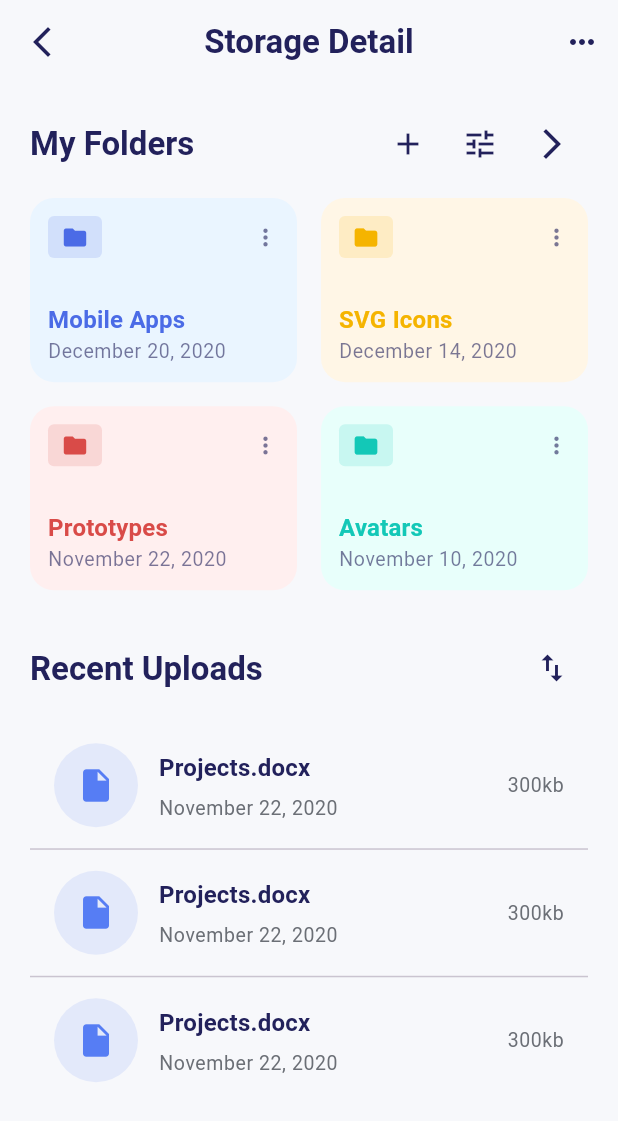
After one commit to Alfian57/file-pod, a Flutter app: the StorageDetailScreen screen opened by its route, on a phone screen of 412 x 824 dp. The commit adds this screen. Shown: the top 1121 px of the screen. Run offline on Flutter 3.47's test engine with Material 3 defaults, Android fonts, the phone set to English and light mode, and no system bars; our stand-ins replace flutter_riverpod, font_awesome_flutter, go_router, google_fonts; Roboto replaces fonts that are missing (Questrial).

Commit message:
feat: storage detail screen

```diff
--- /dev/null
+++ b/lib/app.dart
@@ -0,0 +1,19 @@
+import 'package:file_pod/core/configs/router-configs/router.dart';
+import 'package:file_pod/theme.dart';
+import 'package:flutter/material.dart';
+import 'package:flutter_riverpod/flutter_riverpod.dart';
+
+class App extends ConsumerWidget {
+  const App({super.key});
+
+  @override
+  Widget build(BuildContext context, WidgetRef ref) {
+    final router = ref.watch(routerProvider);
+
+    return MaterialApp.router(
+      routerConfig: router,
+      title: "File Pod",
+      theme: AppTheme.light(),
+    );
+  }
+}
--- a/lib/core/configs/router-configs/router.dart
+++ b/lib/core/configs/router-configs/router.dart
@@ -1,17 +1,41 @@
 import 'package:file_pod/core/configs/router-configs/router_names.dart';
+import 'package:file_pod/features/storage/presentation/screens/storage_detail_screen.dart';
+import 'package:file_pod/features/storage/presentation/screens/storage_screen.dart';
 import 'package:file_pod/features/welcome/presentation/screens/welcome/welcome_screen.dart';
+import 'package:file_pod/features/auth/presentation/screens/login/login_screen.dart';
+import 'package:file_pod/features/auth/presentation/screens/register/register_screen.dart';
 import 'package:flutter_riverpod/flutter_riverpod.dart';
 import 'package:go_router/go_router.dart';
 
-final routerProvider = FutureProvider((ref) async {
+final routerProvider = Provider((ref) {
   return GoRouter(
-    initialLocation: "/welcome",
+    initialLocation: "/storage",
     routes: [
       GoRoute(
         name: RouteNames.welcome,
         path: '/welcome',
         builder: (context, state) => WelcomeScreen(),
       ),
+      GoRoute(
+        name: RouteNames.login,
+        path: '/login',
+        builder: (context, state) => LoginScreen(),
+      ),
+      GoRoute(
+        name: RouteNames.register,
+        path: '/register',
+        builder: (context, state) => RegisterScreen(),
+      ),
+      GoRoute(
+        name: RouteNames.storage,
+        path: '/storage',
+        builder: (context, state) => StorageScreen(),
+      ),
+      GoRoute(
+        name: RouteNames.storageDetail,
+        path: '/storage-detail',
+        builder: (context, state) => StorageDetailScreen(),
+      ),
     ],
   );
 });
--- a/lib/core/configs/router-configs/router_names.dart
+++ b/lib/core/configs/router-configs/router_names.dart
@@ -1,3 +1,8 @@
 class RouteNames {
   static const String welcome = '/welcome';
+  static const String login = '/login';
+  static const String register = '/register';
+
+  static const String storage = '/storage';
+  static const String storageDetail = '/storage-detail';
 }
--- /dev/null
+++ b/lib/core/widgets/folder_card.dart
@@ -0,0 +1,88 @@
+import 'package:flutter/material.dart';
+
+class FolderCard extends StatelessWidget {
+  const FolderCard({
+    super.key,
+    required this.title,
+    required this.date,
+    required this.bgColor,
+    required this.iconColor,
+    required this.textColor,
+  });
+
+  final String title;
+  final String date;
+  final Color bgColor;
+  final Color iconColor;
+  final Color textColor;
+
+  @override
+  Widget build(BuildContext context) {
+    final textTheme = Theme.of(context).textTheme;
+    final colorScheme = Theme.of(context).colorScheme;
+
+    return ConstrainedBox(
+      constraints: const BoxConstraints(maxHeight: 150),
+      child: Container(
+        padding: const EdgeInsets.all(12),
+        decoration: BoxDecoration(
+          color: bgColor,
+          borderRadius: BorderRadius.circular(16),
+        ),
+        child: Column(
+          crossAxisAlignment: CrossAxisAlignment.start,
+          mainAxisAlignment: MainAxisAlignment.spaceBetween,
+          children: [
+            Row(
+              mainAxisAlignment: MainAxisAlignment.spaceBetween,
+              children: [
+                Container(
+                  width: 36,
+                  height: 28,
+                  decoration: BoxDecoration(
+                    color: iconColor.withAlpha((0.15 * 255).round()),
+                    borderRadius: BorderRadius.circular(4),
+                  ),
+                  child: Icon(Icons.folder, color: iconColor, size: 18),
+                ),
+                Icon(
+                  Icons.more_vert,
+                  size: 18,
+                  color: colorScheme.onSurface.withAlpha((0.6 * 255).round()),
+                ),
+              ],
+            ),
+
+            Flexible(
+              child: Column(
+                crossAxisAlignment: CrossAxisAlignment.start,
+                mainAxisSize: MainAxisSize.min,
+                children: [
+                  Text(
+                    title,
+                    maxLines: 2,
+                    overflow: TextOverflow.ellipsis,
+                    style: textTheme.titleMedium?.copyWith(
+                      color: textColor,
+                      fontWeight: FontWeight.w600,
+                    ),
+                  ),
+                  Text(
+                    date,
+                    maxLines: 1,
+                    overflow: TextOverflow.ellipsis,
+                    style: textTheme.bodySmall?.copyWith(
+                      color: colorScheme.onSurface.withAlpha(
+                        (0.6 * 255).round(),
+                      ),
+                    ),
+                  ),
+                ],
+              ),
+            ),
+          ],
+        ),
+      ),
+    );
+  }
+}
--- /dev/null
+++ b/lib/core/widgets/recent_upload_item.dart
@@ -0,0 +1,64 @@
+import 'package:flutter/material.dart';
+import 'package:file_pod/theme.dart';
+
+class RecentUploadItem extends StatelessWidget {
+  const RecentUploadItem({super.key});
+
+  @override
+  Widget build(BuildContext context) {
+    return Container(
+      padding: const EdgeInsets.symmetric(horizontal: 16, vertical: 14),
+      decoration: BoxDecoration(color: Colors.transparent),
+      child: Row(
+        crossAxisAlignment: CrossAxisAlignment.center,
+        children: [
+          Container(
+            width: 56,
+            height: 56,
+            decoration: BoxDecoration(
+              color: AppTheme.primary.withAlpha((0.12 * 255).round()),
+              shape: BoxShape.circle,
+            ),
+            child: Center(
+              child: Icon(
+                Icons.insert_drive_file,
+                color: AppTheme.primary,
+                size: 26,
+              ),
+            ),
+          ),
+          const SizedBox(width: 14),
+          Expanded(
+            child: Column(
+              crossAxisAlignment: CrossAxisAlignment.start,
+              mainAxisSize: MainAxisSize.min,
+              children: [
+                Text(
+                  'Projects.docx',
+                  style: Theme.of(context).textTheme.titleMedium?.copyWith(
+                    color: AppTheme.textPrimary,
+                    fontWeight: FontWeight.w700,
+                  ),
+                ),
+                const SizedBox(height: 6),
+                Text(
+                  'November 22, 2020',
+                  style: Theme.of(context).textTheme.bodySmall?.copyWith(
+                    color: AppTheme.textSecondary,
+                  ),
+                ),
+              ],
+            ),
+          ),
+          const SizedBox(width: 12),
+          Text(
+            '300kb',
+            style: Theme.of(
+              context,
+            ).textTheme.bodySmall?.copyWith(color: AppTheme.textSecondary),
+          ),
+        ],
+      ),
+    );
+  }
+}
--- /dev/null
+++ b/lib/features/auth/presentation/screens/login/login_screen.dart
@@ -0,0 +1,12 @@
+import 'package:flutter/material.dart';
+
+class LoginScreen extends StatelessWidget {
+  const LoginScreen({super.key});
+
+  @override
+  Widget build(BuildContext context) {
+    // final t = Theme.of(context).textTheme;
+
+    return Scaffold(body: Text("login"));
+  }
+}
--- /dev/null
+++ b/lib/features/auth/presentation/screens/register/register_screen.dart
@@ -0,0 +1,12 @@
+import 'package:flutter/material.dart';
+
+class RegisterScreen extends StatelessWidget {
+  const RegisterScreen({super.key});
+
+  @override
+  Widget build(BuildContext context) {
+    // final t = Theme.of(context).textTheme;
+
+    return Scaffold(body: Text("Register"));
+  }
+}
--- /dev/null
+++ b/lib/features/storage/presentation/screens/storage_detail_screen.dart
@@ -0,0 +1,49 @@
+import 'package:file_pod/features/storage/presentation/widgets/folder_grid.dart';
+import 'package:file_pod/features/storage/presentation/widgets/folder_header.dart';
+import 'package:file_pod/features/storage/presentation/widgets/recent_upload_header.dart';
+import 'package:file_pod/features/storage/presentation/widgets/recent_upload_list.dart';
+import 'package:flutter/material.dart';
+import 'package:file_pod/theme.dart';
+
+class StorageDetailScreen extends StatelessWidget {
+  const StorageDetailScreen({super.key});
+
+  @override
+  Widget build(BuildContext context) {
+    final theme = Theme.of(context);
+
+    return Scaffold(
+      backgroundColor: theme.scaffoldBackgroundColor,
+      appBar: AppBar(
+        elevation: 0,
+        backgroundColor: theme.scaffoldBackgroundColor,
+        foregroundColor: AppTheme.textPrimary,
+        centerTitle: true,
+        leading: IconButton(
+          onPressed: () {},
+          icon: const Icon(Icons.arrow_back_ios_new),
+        ),
+        title: Text('Storage Detail', style: theme.textTheme.headlineSmall),
+        actions: [
+          IconButton(onPressed: () {}, icon: const Icon(Icons.more_horiz)),
+        ],
+      ),
+      body: SingleChildScrollView(
+        padding: const EdgeInsets.symmetric(horizontal: 20, vertical: 16),
+        child: Column(
+          crossAxisAlignment: CrossAxisAlignment.start,
+          children: [
+            FolderHeader(),
+            const SizedBox(height: 12),
+            FolderGrid(),
+            const SizedBox(height: 28),
+            RecentUploadHeader(),
+            const SizedBox(height: 12),
+            RecentUploadList(),
+            const SizedBox(height: 40),
+          ],
+        ),
+      ),
+    );
+  }
+}
--- /dev/null
+++ b/lib/features/storage/presentation/screens/storage_screen.dart
@@ -0,0 +1,10 @@
+import 'package:flutter/material.dart';
+
+class StorageScreen extends StatelessWidget {
+  const StorageScreen({super.key});
+
+  @override
+  Widget build(BuildContext context) {
+    return Container();
+  }
+}
--- /dev/null
+++ b/lib/features/storage/presentation/widgets/folder_grid.dart
@@ -0,0 +1,48 @@
+import 'package:flutter/material.dart';
+import 'package:file_pod/core/widgets/folder_card.dart';
+
+class FolderGrid extends StatelessWidget {
+  const FolderGrid({super.key});
+
+  @override
+  Widget build(BuildContext context) {
+    return GridView.count(
+      shrinkWrap: true,
+      crossAxisCount: 2,
+      crossAxisSpacing: 16,
+      mainAxisSpacing: 16,
+      childAspectRatio: 1.45,
+      physics: const NeverScrollableScrollPhysics(),
+      children: [
+        FolderCard(
+          title: 'Mobile Apps',
+          date: 'December 20, 2020',
+          bgColor: const Color(0xFFEAF5FF),
+          iconColor: const Color(0xFF4B6BE6),
+          textColor: const Color(0xFF4B6BE6),
+        ),
+        FolderCard(
+          title: 'SVG Icons',
+          date: 'December 14, 2020',
+          bgColor: const Color(0xFFFFF6E6),
+          iconColor: const Color(0xFFF5B400),
+          textColor: const Color(0xFFF5B400),
+        ),
+        FolderCard(
+          title: 'Prototypes',
+          date: 'November 22, 2020',
+          bgColor: const Color(0xFFFFEFEF),
+          iconColor: const Color(0xFFD94B48),
+          textColor: const Color(0xFFD94B48),
+        ),
+        FolderCard(
+          title: 'Avatars',
+          date: 'November 10, 2020',
+          bgColor: const Color(0xFFE8FFFB),
+          iconColor: const Color(0xFF13C8B7),
+          textColor: const Color(0xFF13C8B7),
+        ),
+      ],
+    );
+  }
+}
--- /dev/null
+++ b/lib/features/storage/presentation/widgets/folder_header.dart
@@ -0,0 +1,34 @@
+import 'package:flutter/material.dart';
+import 'package:file_pod/theme.dart';
+
+class FolderHeader extends StatelessWidget {
+  const FolderHeader({super.key});
+
+  @override
+  Widget build(BuildContext context) {
+    final theme = Theme.of(context);
+
+    return Row(
+      mainAxisAlignment: MainAxisAlignment.spaceBetween,
+      children: [
+        Text('My Folders', style: theme.textTheme.headlineSmall),
+        Row(
+          children: [
+            IconButton(
+              onPressed: () {},
+              icon: Icon(Icons.add, color: AppTheme.textPrimary),
+            ),
+            IconButton(
+              onPressed: () {},
+              icon: Icon(Icons.tune, color: AppTheme.textPrimary),
+            ),
+            IconButton(
+              onPressed: () {},
+              icon: Icon(Icons.arrow_forward_ios, color: AppTheme.textPrimary),
+            ),
+          ],
+        ),
+      ],
+    );
+  }
+}
--- /dev/null
+++ b/lib/features/storage/presentation/widgets/recent_upload_header.dart
@@ -0,0 +1,22 @@
+import 'package:flutter/material.dart';
+import 'package:file_pod/theme.dart';
+
+class RecentUploadHeader extends StatelessWidget {
+  const RecentUploadHeader({super.key});
+
+  @override
+  Widget build(BuildContext context) {
+    final theme = Theme.of(context);
+
+    return Row(
+      mainAxisAlignment: MainAxisAlignment.spaceBetween,
+      children: [
+        Text('Recent Uploads', style: theme.textTheme.headlineSmall),
+        IconButton(
+          onPressed: () {},
+          icon: Icon(Icons.swap_vert, color: AppTheme.textPrimary),
+        ),
+      ],
+    );
+  }
+}
--- /dev/null
+++ b/lib/features/storage/presentation/widgets/recent_upload_list.dart
@@ -0,0 +1,20 @@
+import 'package:flutter/material.dart';
+import 'package:file_pod/core/widgets/recent_upload_item.dart';
+
+class RecentUploadList extends StatelessWidget {
+  const RecentUploadList({super.key});
+
+  @override
+  Widget build(BuildContext context) {
+    return Column(
+      crossAxisAlignment: CrossAxisAlignment.start,
+      children: [
+        const RecentUploadItem(),
+        const Divider(height: 1, thickness: 1),
+        const RecentUploadItem(),
+        const Divider(height: 1, thickness: 1),
+        const RecentUploadItem(),
+      ],
+    );
+  }
+}
--- a/lib/features/welcome/presentation/screens/welcome/widgets/welcome_actions.dart
+++ b/lib/features/welcome/presentation/screens/welcome/widgets/welcome_actions.dart
@@ -1,5 +1,7 @@
+import 'package:file_pod/core/configs/router-configs/router_names.dart';
 import 'package:flutter/material.dart';
-import 'package:file_pod/widgets/app_button.dart';
+import 'package:file_pod/core/widgets/app_button.dart';
+import 'package:go_router/go_router.dart';
 
 class WelcomeActions extends StatelessWidget {
   const WelcomeActions({super.key});
@@ -22,7 +24,9 @@ class WelcomeActions extends StatelessWidget {
                 child: AppButton(
                   label: 'Register',
                   icon: Icons.person_add,
-                  onPressed: () {},
+                  onPressed: () {
+                    context.pushNamed(RouteNames.register);
+                  },
                   type: AppButtonType.outlined,
                   iconOnRight: true,
                 ),
@@ -31,9 +35,11 @@ class WelcomeActions extends StatelessWidget {
               SizedBox(
                 width: 150,
                 child: AppButton(
-                  label: 'Sign in',
+                  label: 'Login',
                   icon: Icons.arrow_right_alt,
-                  onPressed: () {},
+                  onPressed: () {
+                    context.pushNamed(RouteNames.login);
+                  },
                   type: AppButtonType.primary,
                   iconOnRight: true,
                 ),
--- a/lib/main.dart
+++ b/lib/main.dart
@@ -1,23 +1,7 @@
+import 'package:file_pod/app.dart';
 import 'package:flutter/material.dart';
-import 'package:file_pod/theme.dart';
 import 'package:flutter_riverpod/flutter_riverpod.dart';
-import 'package:file_pod/core/configs/router-configs/router.dart';
 
 void main() {
   runApp(ProviderScope(child: App()));
 }
-
-class App extends ConsumerWidget {
-  const App({super.key});
-
-  @override
-  Widget build(BuildContext context, WidgetRef ref) {
-    final router = ref.watch(routerProvider);
-
-    return MaterialApp.router(
-      routerConfig: router.value,
-      title: "File Pod",
-      theme: AppTheme.light(),
-    );
-  }
-}
```
Also changed, not shown: lib/core/widgets/app_button.dart (renamed from lib/widgets/app_button.dart), 2 other files.
